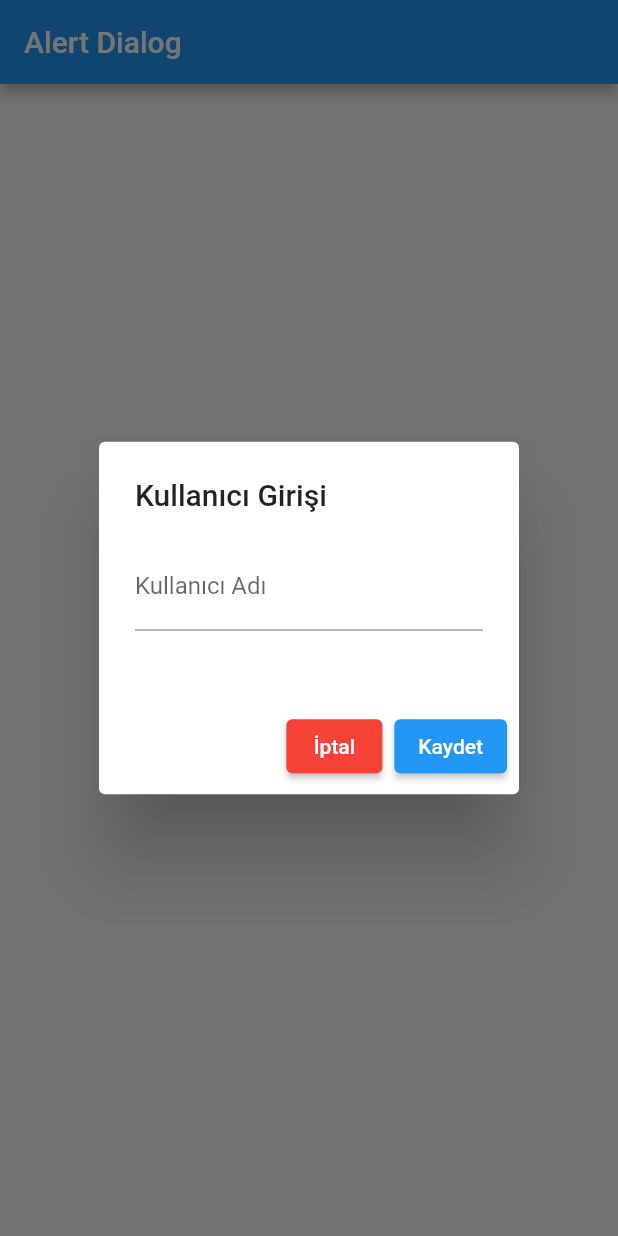
After one commit to FatihBaycu/FlutterSampleScreens, a Flutter app: the MyAlertDialogScreen screen opened directly, after a tap on "Farklı Alert Aç", on a phone screen of 412 x 824 dp. The commit adds this screen. Run offline on Flutter 3.47's test engine with Material 2 defaults, Android fonts, the light colour scheme and no system bars; network calls fail.

Commit message:
Yeni Screen ler eklendi. Code Refactor Edildi.

```diff
--- /dev/null
+++ b/lib/screens/flutter_alert_dialog.dart
@@ -0,0 +1,110 @@
+import 'package:flutter/material.dart';
+
+class AlertDialogScreen extends StatelessWidget {
+  @override
+  Widget build(BuildContext context) {
+    return MaterialApp(
+      theme: ThemeData(primarySwatch: Colors.blue),
+      home: MyAlertDialogScreen(),
+    );
+  }
+}
+
+class MyAlertDialogScreen extends StatefulWidget {
+  @override
+  _MyAlertDialogScreen createState() => _MyAlertDialogScreen();
+}
+
+class _MyAlertDialogScreen extends State<MyAlertDialogScreen> {
+  var kullaniciAdiTextBox=TextEditingController();
+  @override
+  Widget build(BuildContext context) {
+    return Scaffold(
+      appBar: AppBar(title: Text("Alert Dialog"),),
+      body: Center(child: SingleChildScrollView(
+        child: Column(
+          mainAxisAlignment: MainAxisAlignment.center,
+          children: [
+
+            normalAlertDialog(),
+            farkliAlertDialog(),
+          ],
+        ),
+      ),),
+    );
+  }
+
+  normalAlertDialog() {
+    return ElevatedButton(
+      child: Text("Alert Aç"),
+      onPressed: () {
+        showDialog(
+          context: context,
+          builder: (context) {
+            return AlertDialog(
+              title: Text("Başlık"),
+              content: Text("İçerik"),
+              actions: [
+                TextButton(
+                  child: Text("İptal"),
+                  onPressed: () {
+                    Navigator.pop(context);
+                  },
+                ),
+                TextButton(
+                  child: Text("Tamam"),
+                  onPressed: () {
+                    print("tamama basıldı");
+                    Navigator.pop(context);
+                  },
+                ),
+              ],
+            );
+          },
+        );
+      },
+    );
+  }
+
+  farkliAlertDialog() {
+    return ElevatedButton(
+      child: Text("Farklı Alert Aç"),
+      onPressed: () {
+        showDialog(
+            context: context,
+            builder: (context) {
+              return AlertDialog(
+                title: Text("Kullanıcı Girişi"),
+                content: SizedBox(
+                  height: 80,
+                  child: SingleChildScrollView(
+                    child: Column(
+                      children: [
+                        TextField(
+                          controller: kullaniciAdiTextBox,
+                          decoration: InputDecoration(
+                            labelText: "Kullanıcı Adı"
+                          ),
+                        ),
+                      ],
+                    ),
+                  ),
+                ),
+                actions: [
+                  ElevatedButton(child: Text("İptal",),
+                    style:ButtonStyle(backgroundColor: MaterialStateProperty.all(Colors.red),),
+                    onPressed: () => Navigator.pop(context),),
+                  ElevatedButton(child: Text("Kaydet"),
+                    onPressed: (){
+                    print("Girilen Veri ${kullaniciAdiTextBox.text}");
+                    kullaniciAdiTextBox.text="";
+                    Navigator.pop(context);
+                    },),
+                ],
+
+              );
+            });
+      },
+    );
+  }
+}
```
Also changed, not shown: lib/main.dart (+11 -8 lines), lib/screens/popup_menu_screen.dart (added, +56 -0 lines), lib/screens/snack_bar_screen.dart (added, +82 -0 lines), lib/screens/checkbox_screen.dart (renamed from lib/checkbox_screen.dart), lib/screens/gesture_detector_screen.dart (renamed from lib/gesture_detector.dart), lib/screens/login_screen.dart (renamed from lib/login_screen.dart), lib/screens/progress_bar_screen.dart (renamed from lib/progress_bar_screen.dart), lib/screens/radio_button_screen.dart (renamed from lib/radio_button_screen.dart), lib/screens/recipe_screen.dart (renamed from lib/recipe_screen.dart), lib/screens/switch_screen.dart (renamed from lib/switch.dart), lib/screens/toggle_buttons_screen.dart (renamed from lib/toggle_buttons.dart), 1 other file.
